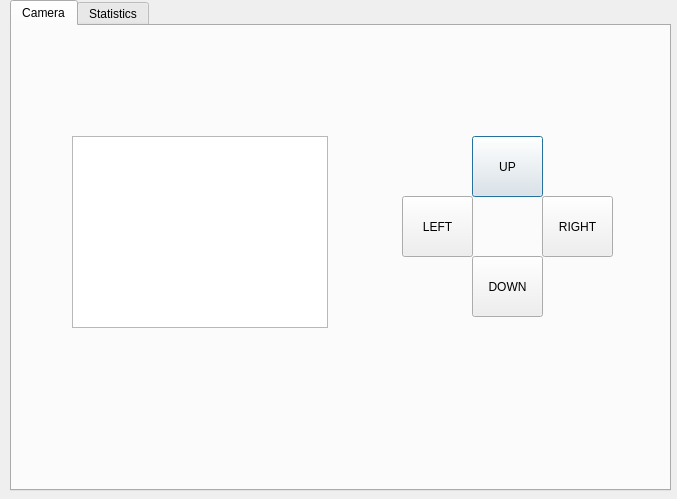
Old version of the form secdialog.ui in the repository idhpaul/3TIPS_CCTV_QT.
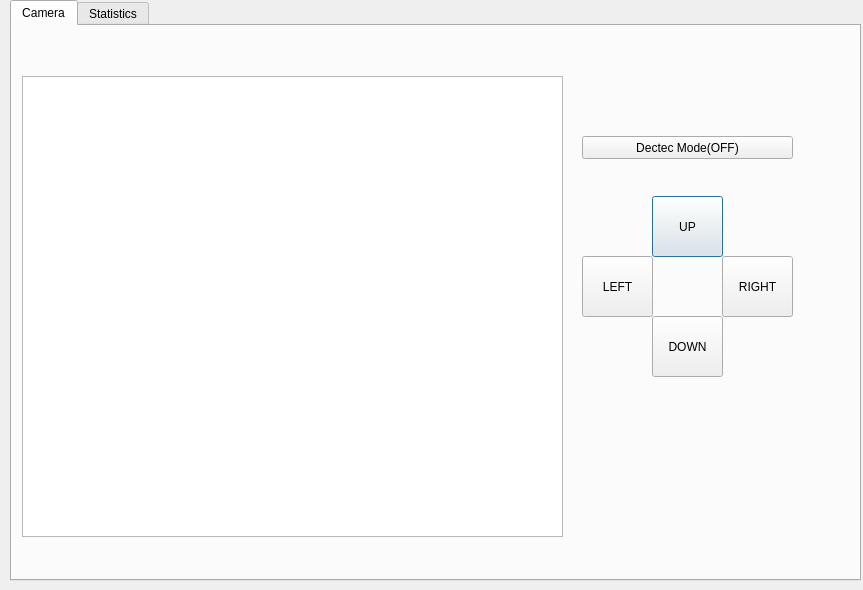
New version of the form. Icons and pictures are not drawn.

What changed in the file:
```diff
--- a/secdialog.ui
+++ b/secdialog.ui
@@ -6,8 +6,8 @@
    <rect>
     <x>0</x>
     <y>0</y>
-    <width>677</width>
-    <height>499</height>
+    <width>863</width>
+    <height>590</height>
    </rect>
   </property>
   <property name="windowTitle">
@@ -18,8 +18,8 @@
     <rect>
      <x>10</x>
      <y>0</y>
-     <width>661</width>
-     <height>491</height>
+     <width>851</width>
+     <height>581</height>
     </rect>
    </property>
    <property name="currentIndex">
@@ -32,8 +32,8 @@
     <widget class="QPushButton" name="Button_PTZ_UP">
      <property name="geometry">
       <rect>
-       <x>460</x>
-       <y>110</y>
+       <x>640</x>
+       <y>170</y>
        <width>71</width>
        <height>61</height>
       </rect>
@@ -45,8 +45,8 @@
     <widget class="QPushButton" name="Button_PTZ_RIGHT">
      <property name="geometry">
       <rect>
-       <x>530</x>
-       <y>170</y>
+       <x>710</x>
+       <y>230</y>
        <width>71</width>
        <height>61</height>
       </rect>
@@ -58,8 +58,8 @@
     <widget class="QPushButton" name="Button_PTZ_DOWN">
      <property name="geometry">
       <rect>
-       <x>460</x>
-       <y>230</y>
+       <x>640</x>
+       <y>290</y>
        <width>71</width>
        <height>61</height>
       </rect>
@@ -71,8 +71,8 @@
     <widget class="QPushButton" name="Button_PTZ_LEFT">
      <property name="geometry">
       <rect>
-       <x>390</x>
-       <y>170</y>
+       <x>570</x>
+       <y>230</y>
        <width>71</width>
        <height>61</height>
       </rect>
@@ -84,12 +84,39 @@
     <widget class="QGraphicsView" name="graphicsView">
      <property name="geometry">
       <rect>
-       <x>60</x>
+       <x>10</x>
+       <y>50</y>
+       <width>541</width>
+       <height>461</height>
+      </rect>
+     </property>
+    </widget>
+    <widget class="QPushButton" name="Button_DetectMode">
+     <property name="geometry">
+      <rect>
+       <x>570</x>
        <y>110</y>
-       <width>256</width>
-       <height>192</height>
+       <width>211</width>
+       <height>23</height>
       </rect>
      </property>
+     <property name="text">
+      <string>Dectec Mode(OFF)</string>
+     </property>
+     <property name="icon">
+      <iconset>
+       <normaloff>../../../Downloads/Toggle_grey.png</normaloff>
+       <normalon>../../../Downloads/Toggle_green.png</normalon>
+       <disabledoff>../../../Downloads/Toggle_grey.png</disabledoff>
+       <disabledon>../../../Downloads/Toggle_green.png</disabledon>
+       <activeoff>../../../Downloads/Toggle_grey.png</activeoff>
+       <activeon>../../../Downloads/Toggle_green.png</activeon>
+       <selectedoff>../../../Downloads/Toggle_grey.png</selectedoff>
+       <selectedon>../../../Downloads/Toggle_green.png</selectedon>../../../Downloads/Toggle_grey.png</iconset>
+     </property>
+     <property name="checkable">
+      <bool>true</bool>
+     </property>
     </widget>
    </widget>
    <widget class="QWidget" name="tab_statistics">
```
